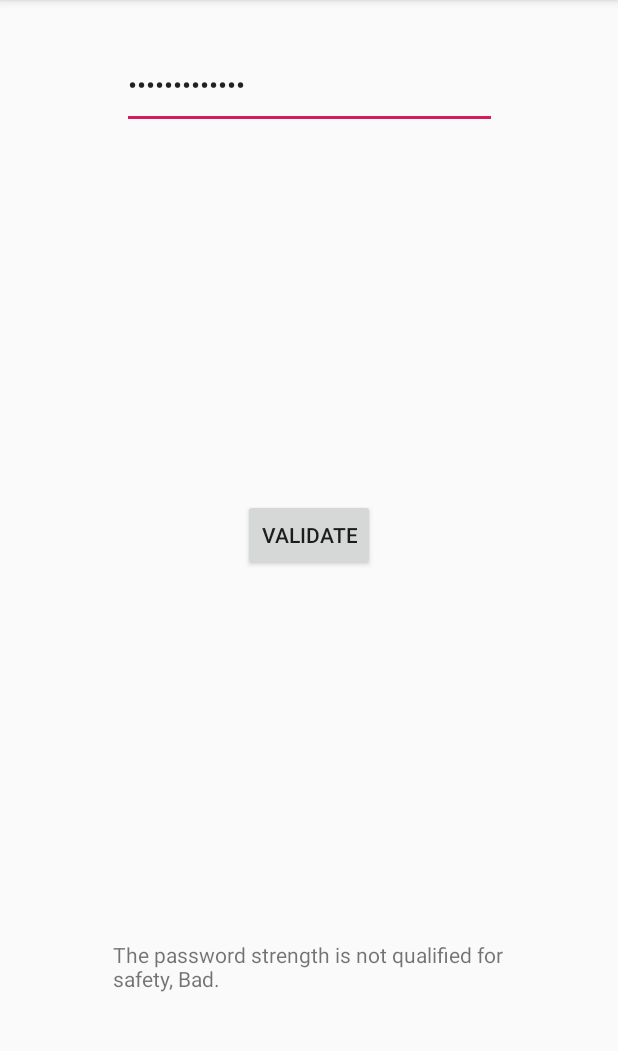
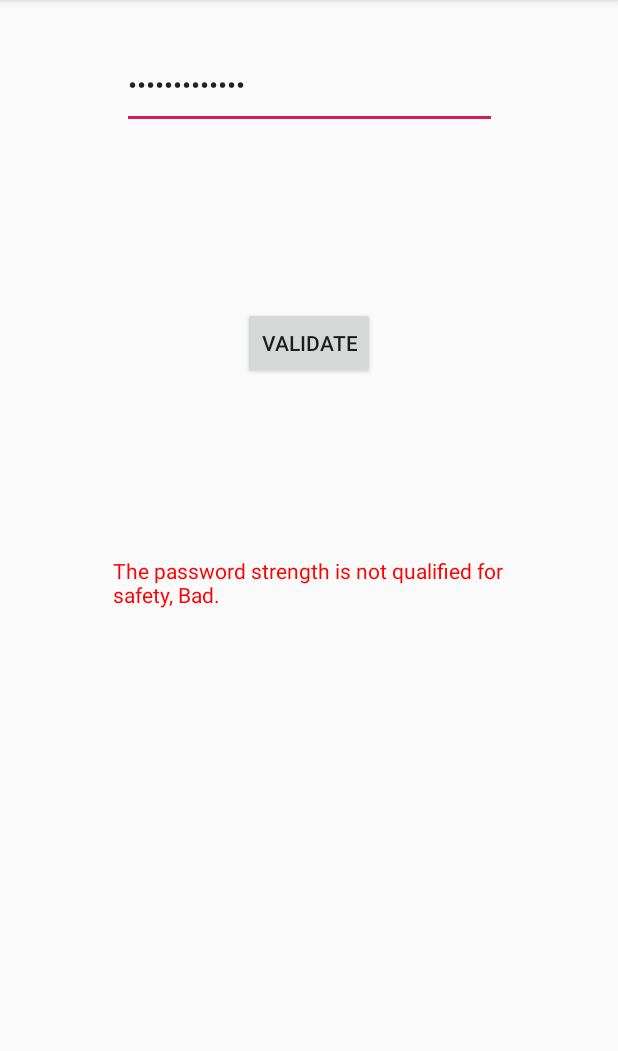
Before and after one commit to JiamingHan0422/password_validator, an Android app: the screen it shows after launch (MainActivity), after a tap on "VALIDATE", on a phone screen of 412 x 824 dp, the part 84-1135 px from its top. Run offline under Robolectric (Android 15) with nearby library versions, the phone set to English and light mode, and no system bars.

Commit message:
Commit check3
success

```diff
--- a/app/src/main/java/com/example/password_validator/MainActivity.java
+++ b/app/src/main/java/com/example/password_validator/MainActivity.java
@@ -11,7 +11,7 @@ import android.widget.Button;
 import android.widget.TextView;
 
 public class MainActivity extends AppCompatActivity {
-   //TextView v1;
+   TextView Check;
     @Override
     protected void onCreate(Bundle savedInstanceState) {
         super.onCreate(savedInstanceState);
@@ -46,11 +46,11 @@ public class MainActivity extends AppCompatActivity {
 
                  if(isValid.ValidationStage2(passwordTest) < 2) {
                      Check.setText("The password strength is not qualified for safety, Bad.");
-                   // v1.setTextColor(Color.RED);
+                     Check.setTextColor(Color.RED);
 
                  } else {
                      Check.setText("The password strength is qualified for safety, Good");
-                    // v1.setTextColor(Color.GREEN);
+                     Check.setTextColor(Color.BLUE);
                     }
                 }
             }
--- a/app/src/main/res/layout/activity_main.xml
+++ b/app/src/main/res/layout/activity_main.xml
@@ -46,7 +46,7 @@
         android:layout_marginLeft="8dp"
         android:layout_marginEnd="8dp"
         android:layout_marginRight="8dp"
-        android:layout_marginBottom="72dp"
+        android:layout_marginBottom="328dp"
         android:text="TextView"
         app:layout_constraintBottom_toBottomOf="parent"
         app:layout_constraintEnd_toEndOf="parent"
```
